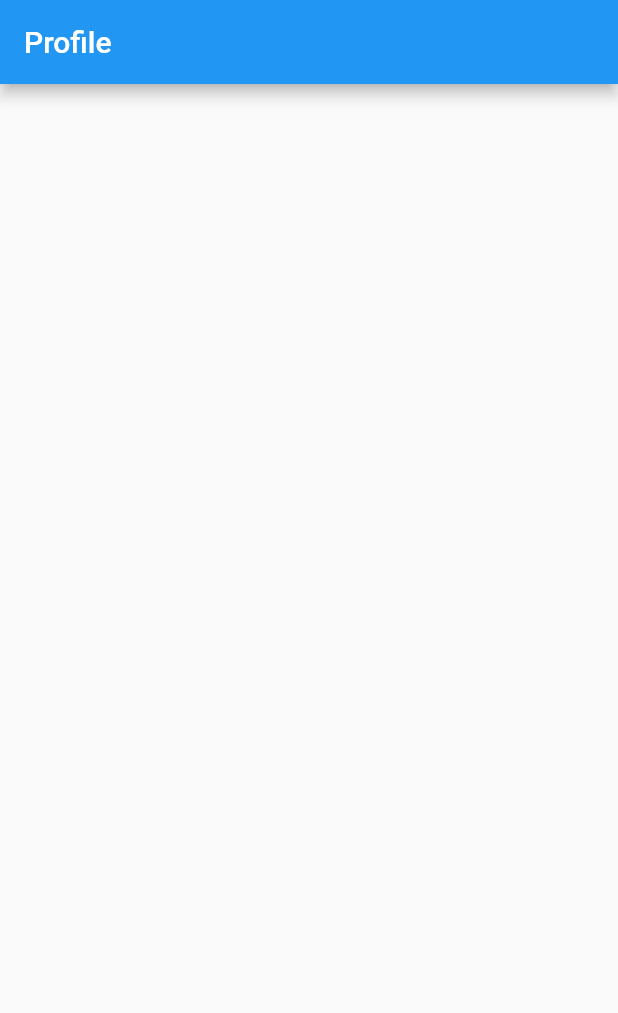
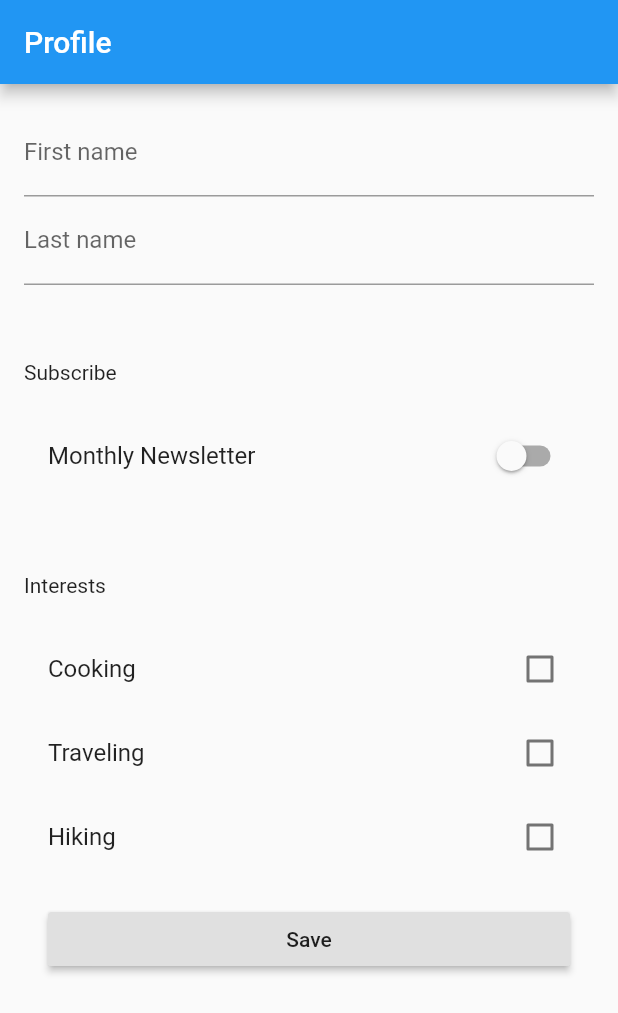
Before and after one commit to denniseortega/realistic_forms, a Flutter app: the screen it shows after launch, on a phone screen of 412 x 824 dp. Shown: the top 1013 px of the screen. Run offline on Flutter 3.47's test engine with Material 2 defaults, Android fonts, the phone set to English and light mode, and no system bars.

Commit message:
add a material based text field using textformfield

```diff
--- a/lib/screens/home_material.dart
+++ b/lib/screens/home_material.dart
@@ -1,25 +1,101 @@
 import 'package:flutter/material.dart';
+import '../models/user.dart';
 
 class HomeMaterial extends StatefulWidget {
   @override
   _HomeMaterialState createState() => _HomeMaterialState();
 }
 
-class _HomeMaterialState extends State {
-  final _formKey = GlobalKey();
+class _HomeMaterialState extends State<HomeMaterial> {
+  final _formKey = GlobalKey<FormState>();
+  final _user = User();
 
   @override
   Widget build(BuildContext context) {
     return Scaffold(
-      appBar: AppBar(title: Text('Profile')),
-      body: Container(
-        child: Builder(
-          builder: (context) => Form(
-              key: _formKey,
-              child: Container(),
-            )
-          )
-        )
-      );
+        appBar: AppBar(title: Text('Profile')),
+        body: Container(
+            padding:
+                const EdgeInsets.symmetric(vertical: 16.0, horizontal: 16.0),
+            child: Builder(
+                builder: (context) => Form(
+                    key: _formKey,
+                    child: Column(
+                        crossAxisAlignment: CrossAxisAlignment.stretch,
+                        children: [
+                          TextFormField(
+                            decoration:
+                                InputDecoration(labelText: 'First name'),
+                            validator: (value) {
+                              if (value.isEmpty) {
+                                return 'Please enter your first name';
+                              }
+                            },
+                            onSaved: (val) =>
+                                setState(() => _user.firstName = val),
+                          ),
+                          TextFormField(
+                              decoration:
+                                  InputDecoration(labelText: 'Last name'),
+                              validator: (value) {
+                                if (value.isEmpty) {
+                                  return 'Please enter your last name.';
+                                }
+                              },
+                              onSaved: (val) =>
+                                  setState(() => _user.lastName = val)),
+                          Container(
+                            padding: const EdgeInsets.fromLTRB(0, 50, 0, 20),
+                            child: Text('Subscribe'),
+                          ),
+                          SwitchListTile(
+                              title: const Text('Monthly Newsletter'),
+                              value: _user.newsletter,
+                              onChanged: (bool val) =>
+                                  setState(() => _user.newsletter = val)),
+                          Container(
+                            padding: const EdgeInsets.fromLTRB(0, 50, 0, 20),
+                            child: Text('Interests'),
+                          ),
+                          CheckboxListTile(
+                              title: const Text('Cooking'),
+                              value: _user.passions[User.PassionCooking],
+                              onChanged: (val) {
+                                setState(() =>
+                                    _user.passions[User.PassionCooking] = val);
+                              }),
+                          CheckboxListTile(
+                              title: const Text('Traveling'),
+                              value: _user.passions[User.PassionTraveling],
+                              onChanged: (val) {
+                                setState(() => _user
+                                    .passions[User.PassionTraveling] = val);
+                              }),
+                          CheckboxListTile(
+                              title: const Text('Hiking'),
+                              value: _user.passions[User.PassionHiking],
+                              onChanged: (val) {
+                                setState(() =>
+                                    _user.passions[User.PassionHiking] = val);
+                              }),
+                          Container(
+                              padding: const EdgeInsets.symmetric(
+                                  vertical: 16.0, horizontal: 16.0),
+                              child: RaisedButton(
+                                  onPressed: () {
+                                    final form = _formKey.currentState;
+                                    if (form.validate()) {
+                                      form.save();
+                                      _user.save();
+                                      _showDialog(context);
+                                    }
+                                  },
+                                  child: Text('Save'))),
+                        ])))));
+  }
+
+  _showDialog(BuildContext context) {
+    Scaffold.of(context)
+        .showSnackBar(SnackBar(content: Text('Submitting form')));
   }
 }
```
